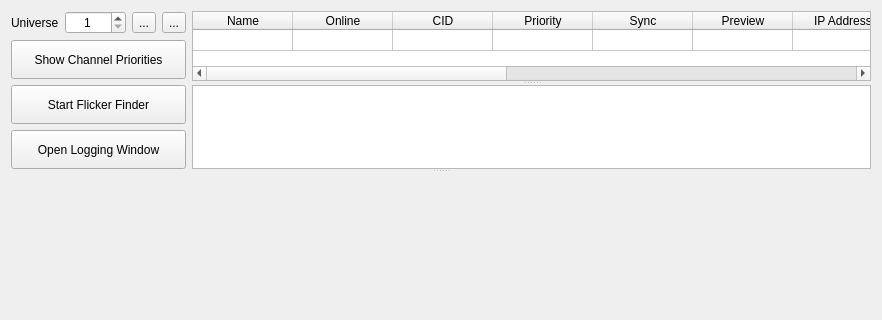
This is ui/universeview.ui in docsteer/sacnview as Qt 5 draws it before an edit; both pictures show x 0 to 882 and y 0 to 320 of the 882 by 490 pixel window. The edited form follows.
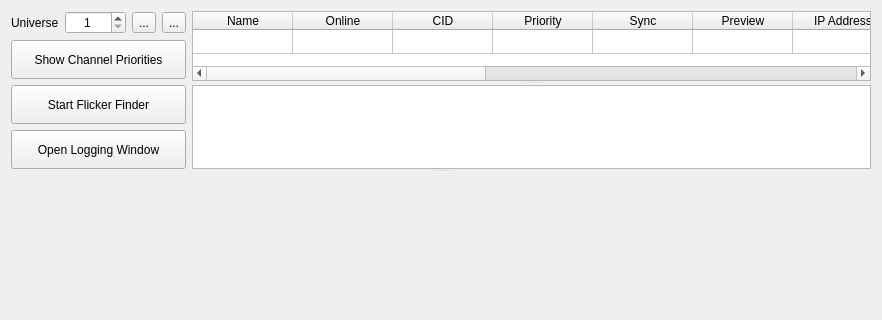
This is the edited form. Icons and pictures are not drawn. Custom widgets are drawn as their Qt base class.

Commit message:
Pathway Connectivity Secure DMX Protocol (ssACN) Reception support
Reception of ssACN, with extra options controlling the scope of reception in Application Settings.
By default, ssACN is accepted, and so are unsecure frames  - to maintain out of box compatibility with sACN.

Diff of the .ui file:
```diff
--- a/ui/universeview.ui
+++ b/ui/universeview.ui
@@ -211,7 +211,7 @@
            <bool>false</bool>
           </attribute>
           <attribute name="verticalHeaderDefaultSectionSize">
-           <number>21</number>
+           <number>24</number>
           </attribute>
           <row>
            <property name="text">
@@ -282,6 +282,17 @@
            <property name="text">
             <string>Slots</string>
            </property>
+           <property name="toolTip">
+            <string>&lt;html&gt;&lt;head/&gt;&lt;body&gt;&lt;p&gt;Number of DMX Data slots the source is transmitting&lt;/p&gt;&lt;/body&gt;&lt;/html&gt;</string>
+           </property>
+          </column>
+          <column>
+           <property name="text">
+            <string>Secure</string>
+           </property>
+           <property name="toolTip">
+            <string>&lt;html&gt;&lt;head/&gt;&lt;body&gt;&lt;p&gt;If the source supports Pathways Secure DMX extension, is the password correct and the packet secure?&lt;/p&gt;&lt;p&gt;The password is set in the receiver section of the application settings&lt;/p&gt;&lt;/body&gt;&lt;/html&gt;</string>
+           </property>
           </column>
           <item row="0" column="2">
            <property name="text">
```
Left out of the diff: 37 changed lines with no effect on the pictures. The commit also changes 22 other files.
